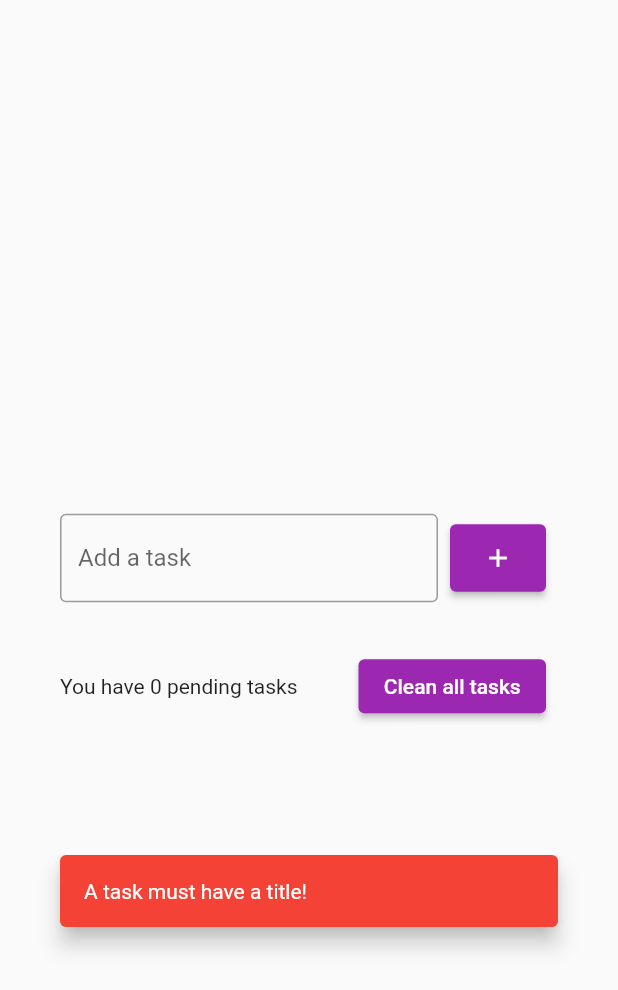
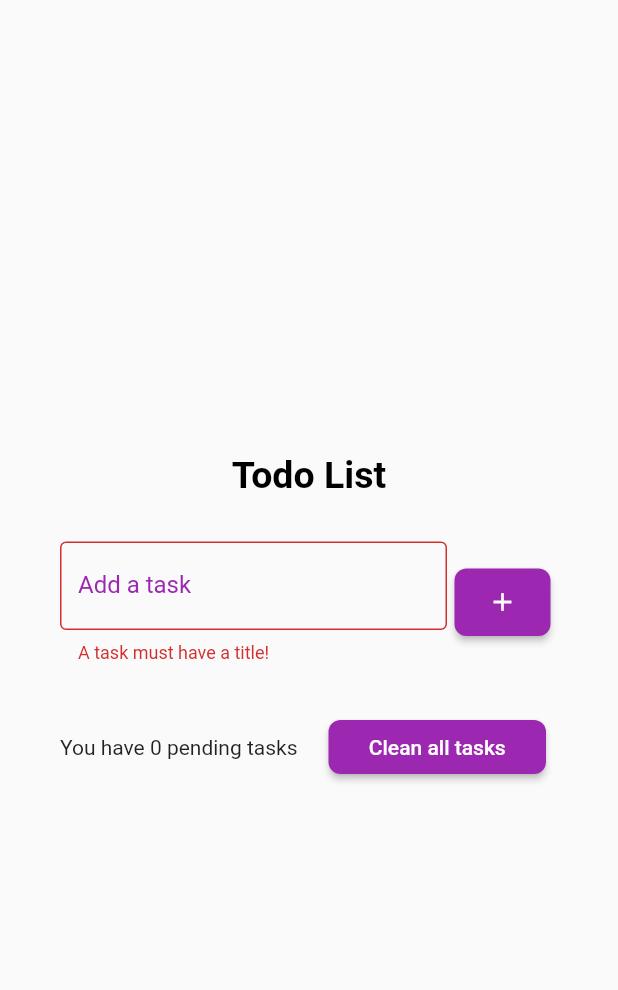
Before and after one commit to joaolucas2012/flutter_to_do_list, a Flutter app: the screen it shows after launch, after a tap on the "add" icon, on a phone screen of 412 x 824 dp. Shown: the top 990 px of the screen. Run offline on Flutter 3.47's test engine with Material 2 defaults, Android fonts, the phone set to English and light mode, and no system bars; our stand-ins replace flutter_slidable, shared_preferences.

Commit message:
:fire: [FIX] changed style

```diff
--- a/lib/pages/to_do_list_page.dart
+++ b/lib/pages/to_do_list_page.dart
@@ -4,6 +4,7 @@ import 'package:flutter_to_do_list/repositories/tasks_repository.dart';
 import 'package:flutter_to_do_list/utils/functions/create_snackbar.dart';
 import 'package:flutter_to_do_list/widgets/add_tasks_container.dart';
 import 'package:flutter_to_do_list/widgets/pending_amount.dart';
+import 'package:flutter_to_do_list/widgets/styled_title.dart';
 import 'package:flutter_to_do_list/widgets/tasks_list.dart';
 
 class TodoListListPage extends StatefulWidget {
@@ -35,6 +36,8 @@ class _TodoListListPageState extends State<TodoListListPage> {
             child: Column(
               mainAxisSize: MainAxisSize.min,
               children: [
+                const StyledTitle(),
+                const SizedBox(height: 30),
                 AddTasksContainer(tasks: tasks, addTask: addTask),
                 const SizedBox(height: 16),
                 TasksList(tasks: tasks, onDelete: onDelete),
@@ -49,30 +52,7 @@ class _TodoListListPageState extends State<TodoListListPage> {
   }
 
   Future<void> addTask(Task task, TextEditingController controller) async {
-    setState(() {
-      if (task.title.isNotEmpty) {
-        tasks.add(task);
-      } else {
-        ScaffoldMessenger.of(context).showSnackBar(
-          SnackBar(
-            behavior: SnackBarBehavior.floating,
-            padding: const EdgeInsets.all(16),
-            margin: EdgeInsets.only(
-                left: 40,
-                right: 40,
-                bottom: MediaQuery.of(context).size.height * 0.25),
-            backgroundColor: Colors.red,
-            content: const Text(
-              "A task must have a title!",
-              style: TextStyle(
-                color: Colors.white,
-              ),
-            ),
-          ),
-        );
-      }
-    });
-
+    setState(() => tasks.add(task));
     repository.saveTasksList(tasks);
     controller.clear();
   }
--- a/lib/widgets/add_tasks_container.dart
+++ b/lib/widgets/add_tasks_container.dart
@@ -18,6 +18,8 @@ class AddTasksContainer extends StatefulWidget {
 class _AddTasksContainerState extends State<AddTasksContainer> {
   final TextEditingController tasksController = TextEditingController();
 
+  String? errorText;
+
   @override
   Widget build(BuildContext context) {
     return Row(
@@ -25,27 +27,34 @@ class _AddTasksContainerState extends State<AddTasksContainer> {
         Expanded(
           child: TextField(
             controller: tasksController,
-            decoration: const InputDecoration(
-              border: OutlineInputBorder(),
+            decoration: InputDecoration(
+              border: const OutlineInputBorder(),
               labelText: 'Add a task',
+              hintText: 'Ex: Study Flutter',
+              errorText: errorText,
+              focusedBorder: const OutlineInputBorder(
+                borderSide: BorderSide(
+                  color: Colors.purple,
+                ),
+              ),
+              labelStyle: const TextStyle(
+                color: Colors.purple,
+              ),
             ),
           ),
         ),
         Padding(
-          padding: const EdgeInsets.symmetric(horizontal: 8),
+          padding: const EdgeInsets.symmetric(horizontal: 5),
           child: ElevatedButton(
-              onPressed: () async => await widget.addTask(
-                    Task(
-                      title: tasksController.text,
-                      dateTime: DateTime.now(),
-                    ),
-                    tasksController,
-                  ),
+              onPressed: () async => await onAdd(),
               style: ElevatedButton.styleFrom(
-                backgroundColor: Colors.purple,
-                fixedSize: const Size(20, 45),
-              ),
+                  backgroundColor: Colors.purple,
+                  fixedSize: const Size(45, 45),
+                  shape: RoundedRectangleBorder(
+                      borderRadius: BorderRadius.circular(8)),
+                  alignment: Alignment.center),
               child: const Icon(
+                color: Colors.white,
                 Icons.add,
                 size: 20,
               )),
@@ -53,4 +62,21 @@ class _AddTasksContainerState extends State<AddTasksContainer> {
       ],
     );
   }
+
+  Future<void> onAdd() async {
+    if (tasksController.text.isNotEmpty) {
+      await widget.addTask(
+        Task(
+          title: tasksController.text,
+          dateTime: DateTime.now(),
+        ),
+        tasksController,
+      );
+
+      if (errorText != null) setState(() => errorText = null);
+    } else {
+      setState(() => errorText = 'A task must have a title!');
+      return;
+    }
+  }
 }
--- a/lib/widgets/dialog_button.dart
+++ b/lib/widgets/dialog_button.dart
@@ -13,10 +13,12 @@ class DialogButton extends StatelessWidget {
     return ElevatedButton(
       onPressed: () => showDeleteConfirmationDialog(),
       style: ElevatedButton.styleFrom(
-        backgroundColor: Colors.purple,
-        fixedSize: const Size(125, 35),
-      ),
-      child: const Text('Clean all tasks'),
+          backgroundColor: Colors.purple,
+          fixedSize: const Size(145, 35),
+          shape:
+              RoundedRectangleBorder(borderRadius: BorderRadius.circular(8))),
+      child:
+          const Text('Clean all tasks', style: TextStyle(color: Colors.white)),
     );
   }
 }
--- /dev/null
+++ b/lib/widgets/styled_title.dart
@@ -0,0 +1,17 @@
+import 'package:flutter/material.dart';
+
+class StyledTitle extends StatelessWidget {
+  const StyledTitle({super.key});
+
+  @override
+  Widget build(BuildContext context) {
+    return const Text(
+      'Todo List',
+      style: TextStyle(
+        color: Colors.black,
+        fontSize: 25,
+        fontWeight: FontWeight.bold,
+      ),
+    );
+  }
+}
```
Also changed, not shown: pubspec.lock.
